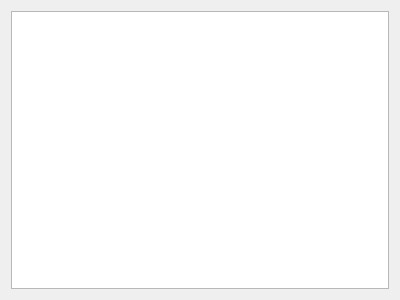
Old version of the form traceabilityview.ui in the repository JoseCM/TraceabilityMatrix.
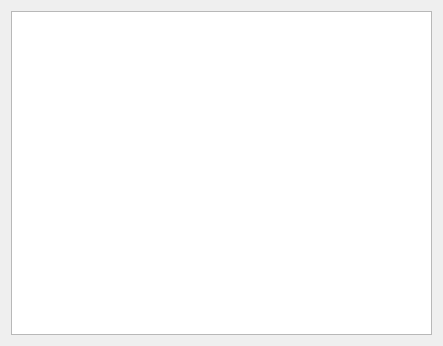
New version of the form.

```diff
--- a/traceabilityview.ui
+++ b/traceabilityview.ui
@@ -6,22 +6,29 @@
    <rect>
     <x>0</x>
     <y>0</y>
-    <width>400</width>
-    <height>300</height>
+    <width>443</width>
+    <height>346</height>
    </rect>
   </property>
   <property name="sizePolicy">
    <sizepolicy hsizetype="Expanding" vsizetype="Expanding">
-    <horstretch>0</horstretch>
+    <horstretch>90</horstretch>
     <verstretch>0</verstretch>
    </sizepolicy>
   </property>
   <property name="windowTitle">
    <string>Form</string>
   </property>
-  <layout class="QHBoxLayout" name="horizontalLayout">
+  <layout class="QVBoxLayout" name="verticalLayout">
    <item>
-    <widget class="QTableView" name="tableView"/>
+    <widget class="QTableView" name="tableView">
+     <property name="sizePolicy">
+      <sizepolicy hsizetype="Expanding" vsizetype="Expanding">
+       <horstretch>90</horstretch>
+       <verstretch>0</verstretch>
+      </sizepolicy>
+     </property>
+    </widget>
    </item>
   </layout>
  </widget>
```
